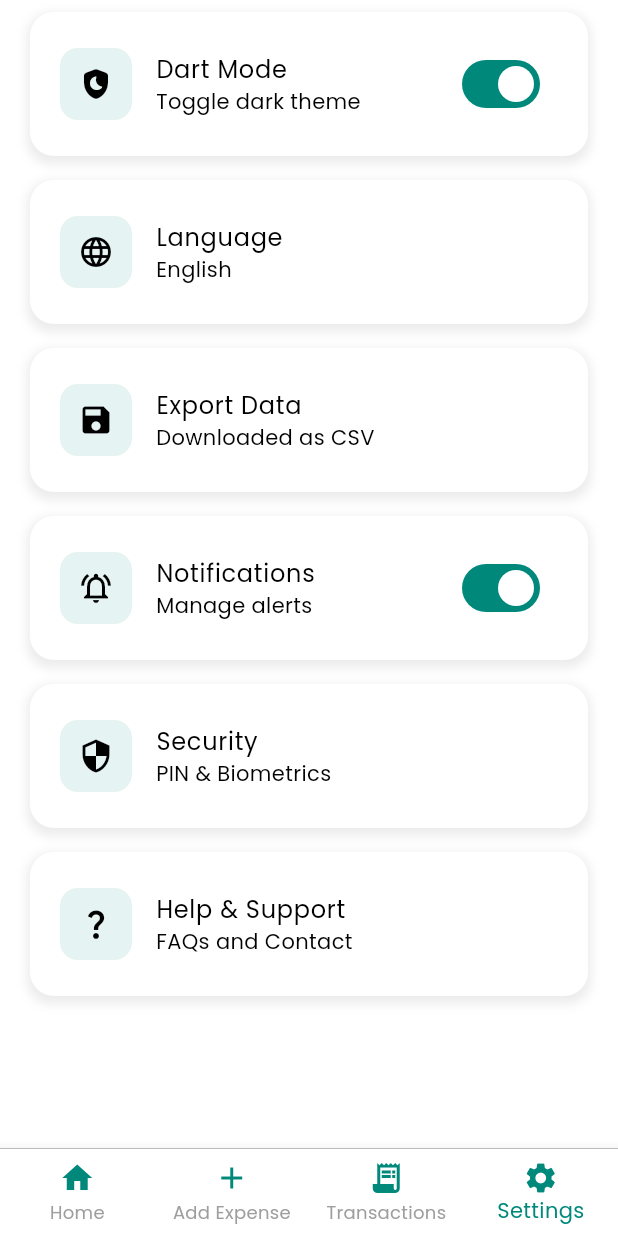
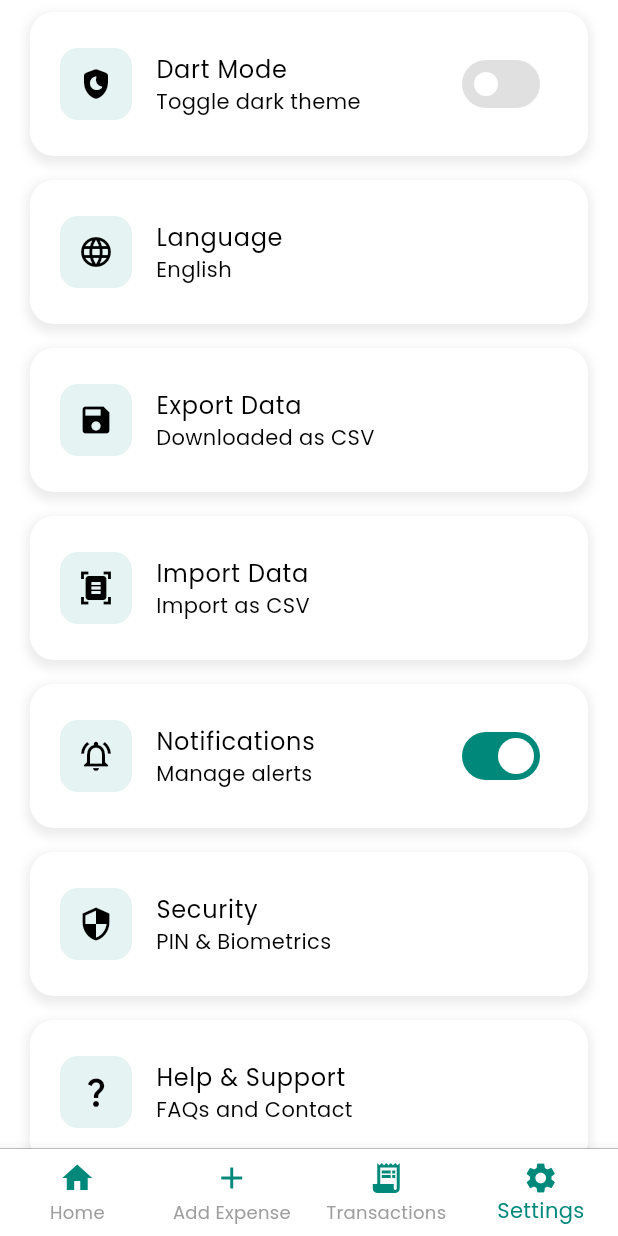
Before and after one commit to Sonykhan1121/money_mate, a Flutter app: the screen it shows after launch, item 4 of the bottom bar chosen, on a phone screen of 412 x 824 dp. Run offline on Flutter 3.47's test engine with Material 3 defaults, Android fonts, the phone set to English and light mode, and no system bars; our stand-ins replace device_preview, fl_chart, flutter_screenutil.

Commit message:
finish setting page and working on new UI

```diff
--- a/lib/main.dart
+++ b/lib/main.dart
@@ -19,7 +19,7 @@ void main() {
   // );
   runApp(
     DevicePreview(
-      enabled: false,
+      enabled: true,
       builder: (BuildContext context) {
         return MyApp();
       },
--- /dev/null
+++ b/lib/utils/constants/icons.dart
@@ -0,0 +1,4 @@
+class DIcons{
+  static String app_logo = 'assets/icons/logo.png';
+  static String app_logo1 = 'assets/icons/logo_1.png';
+}
--- a/lib/views/settings_features/setting_page.dart
+++ b/lib/views/settings_features/setting_page.dart
@@ -1,5 +1,7 @@
 import 'package:flutter/material.dart';
 import 'package:money_mate/widgets/setting_tile.dart';
+
+import '../../utils/constants/icons.dart';
 
 class SettingPage extends StatefulWidget {
   const SettingPage({super.key});
@@ -9,23 +11,54 @@ class SettingPage extends StatefulWidget {
 }
 
 class _SettingPageState extends State<SettingPage> {
+  bool isDarkMode = false;
+  bool isNotification = true;
   @override
   Widget build(BuildContext context) {
     return SafeArea(
       child: Scaffold(
         // appBar: AppBar(title: Text("Setting Page"),),
-        body: Padding(
+        body: SingleChildScrollView(
+          child: Padding(
             padding: EdgeInsets.symmetric(horizontal: 20),
             child: Column(
               children: [
-              SettingTile(iconData: Icons.shield_moon_rounded, title:"Dart Mode", subtitle: "Toggle dark theme",onChanged: (value){},),
+                SettingTile(iconData: Icons.shield_moon_rounded, title:"Dart Mode", subtitle: "Toggle dark theme",switchValue: isDarkMode,onChanged: (value){
+                  setState(() {
+                    isDarkMode = value;
+                  },);
+                },),
                 SettingTile(iconData: Icons.language, title:"Language", subtitle: "English",),
                 SettingTile(iconData: Icons.save, title:"Export Data", subtitle: "Downloaded as CSV",),
-              SettingTile(iconData: Icons.notifications_active_outlined, title:"Notifications", subtitle: "Manage alerts",onChanged: (value){},),
+                SettingTile(iconData: Icons.document_scanner, title:"Import Data", subtitle: "Import as CSV",),
+                SettingTile(iconData: Icons.notifications_active_outlined, title:"Notifications", subtitle: "Manage alerts",switchValue: isNotification,onChanged: (value){
+                  setState(() {
+                    isNotification = value;
+                  });
+                },),
                 SettingTile(iconData: Icons.security, title:"Security", subtitle: "PIN & Biometrics",),
                 SettingTile(iconData: Icons.question_mark, title:"Help & Support", subtitle: "FAQs and Contact",),
+                SizedBox(height: 50,),
+                Container(
+                  height: 100,
+                  decoration: BoxDecoration(
+                     boxShadow: [
+                  BoxShadow(
+                  color: Colors.black.withOpacity(0.08),
+                  blurRadius: 20,
+                  offset: const Offset(0, 4),
+                ),
+              ],
+                  ),
+                    child: Image.asset(DIcons.app_logo1)),
+                SizedBox(height: 10,),
+                Text('Version 1.0.0'),
+                SizedBox(height: 10,),
+                Text('Track your money with ease'),
+                SizedBox(height: 30,),
 
               ],
+            ),
           ),
         ),
       ),
--- a/lib/views/transaction_features/transactions.dart
+++ b/lib/views/transaction_features/transactions.dart
@@ -35,11 +35,19 @@ class _TransactionsState extends State<Transactions> {
 
         return SafeArea(
           child: Scaffold(
+            appBar: AppBar(
+              title: Text('All Transactions'),
+              actions: [
+                IconButton(onPressed: (){}, icon: Icon(Icons.download_for_offline_rounded,color: DColors.primary,)),
+                SizedBox(width: 10,)
+              ],
+
+            ),
               body: Padding(
-                padding: const EdgeInsets.all(20.0),
+                padding: const EdgeInsets.all(10.0),
                 child: Column(
                   children: [
-                    SizedBox(height: 10,),
+                    // SizedBox(height: 10,),
                     Row(
                       children: [
                         Expanded(
--- a/lib/widgets/setting_tile.dart
+++ b/lib/widgets/setting_tile.dart
@@ -7,16 +7,22 @@ class SettingTile extends StatelessWidget {
   final String title;
   final String subtitle;
   final Function(bool)? onChanged;
+  final bool switchValue;
 
-
-  const SettingTile({super.key,required this.iconData,required this.title,required this.subtitle, this.onChanged});
+  const SettingTile({
+    super.key,
+    required this.iconData,
+    required this.title,
+    required this.subtitle,
+    this.onChanged,
+    this.switchValue = false,
+  });
 
   @override
   Widget build(BuildContext context) {
     return Container(
-
       margin: const EdgeInsets.symmetric(vertical: 8),
-      padding: EdgeInsets.symmetric(horizontal: 4,vertical: 12),
+      padding: const EdgeInsets.symmetric(horizontal: 4, vertical: 12),
       decoration: BoxDecoration(
         borderRadius: BorderRadius.circular(16),
         color: Colors.white,
@@ -31,7 +37,7 @@ class SettingTile extends StatelessWidget {
       ),
       child: ListTile(
         leading: Container(
-          padding: const EdgeInsets.all(12), // Good practice to use const
+          padding: const EdgeInsets.all(12),
           decoration: BoxDecoration(
             color: DColors.primary.withOpacity(0.1),
             borderRadius: BorderRadius.circular(12),
@@ -40,16 +46,18 @@ class SettingTile extends StatelessWidget {
         ),
         title: Text(title),
         subtitle: Text(subtitle),
-        // --- CORRECTED TRAILING ARGUMENT ---
         trailing: onChanged != null
             ? Switch(
-          activeTrackColor: DColors.primary,
-          activeThumbColor: DColors.fWhite,
-          value: true, // You might want this to be a stateful value later
-          onChanged: onChanged,
-        )
+              value: switchValue,
+              onChanged: onChanged,
+              activeTrackColor: DColors.primary,
+              activeThumbColor: DColors.fWhite,
+              inactiveThumbColor: DColors.fWhite,
+              inactiveTrackColor: Colors.grey.shade300,
+              trackOutlineColor:
+              WidgetStateProperty.all(Colors.transparent),
+            )
             : null,
-        // ------------------------------------
       ),
     );
   }
--- a/pubspec.yaml
+++ b/pubspec.yaml
@@ -33,9 +33,8 @@ flutter:
   uses-material-design: true
 
   # To add assets to your application, add an assets section, like this:
-  # assets:
-  #   - images/a_dot_burr.jpeg
-  #   - images/a_dot_ham.jpeg
+  assets:
+   - assets/icons/
 
   # An image asset can refer to one or more resolution-specific "variants", see
   # https://flutter.dev/to/resolution-aware-images
```
Also changed, not shown: assets/icons/logo.png (added), assets/icons/logo_1.png (added). Lines whose indentation alone changed are shown as unchanged.
